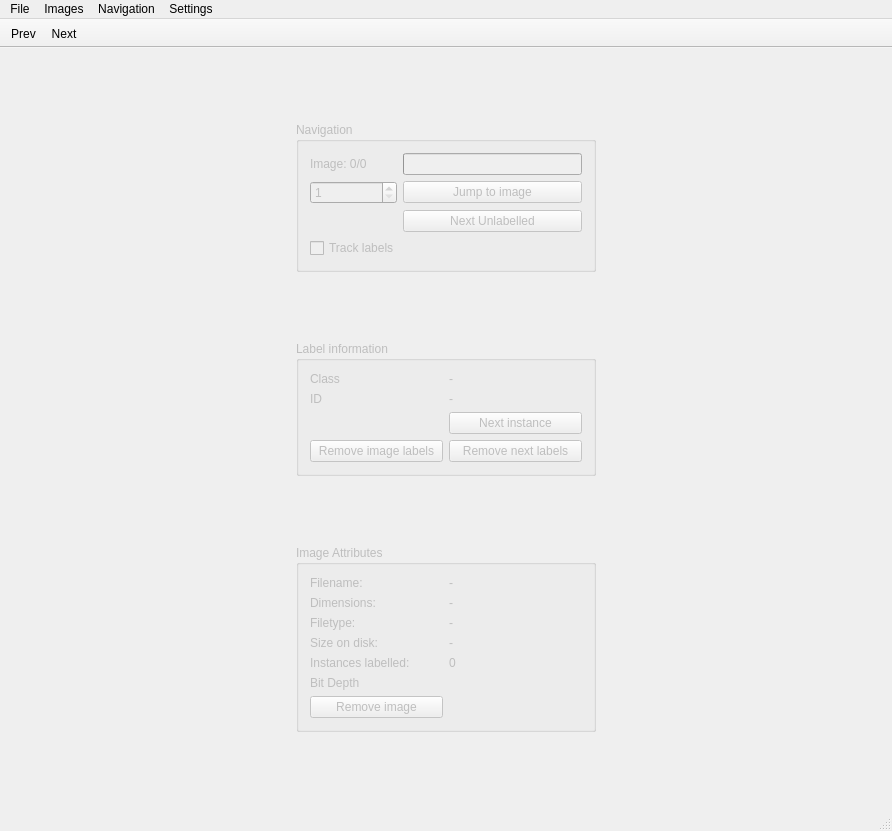
The window that src/mainwindow.ui (KamalM8/deeplabel) describes before a commit, drawn with Qt 5.
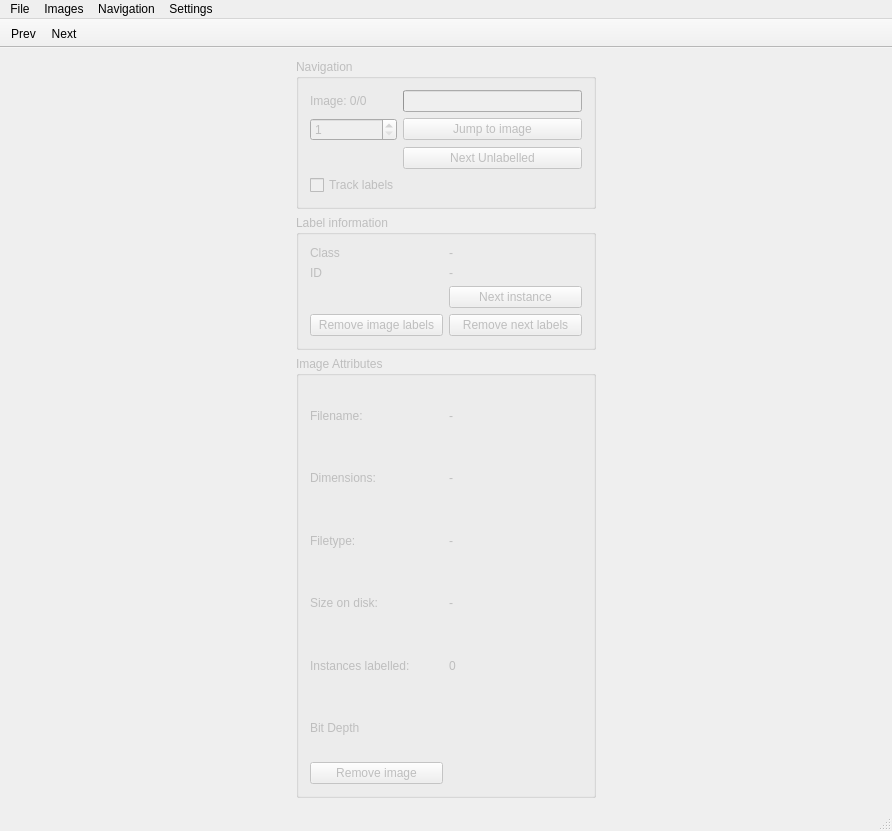
The same window after the commit.

Commit message: fix: Progress bar loading before images are selected

```diff
--- a/src/mainwindow.ui
+++ b/src/mainwindow.ui
@@ -211,7 +211,7 @@
          <bool>false</bool>
         </property>
         <property name="sizePolicy">
-         <sizepolicy hsizetype="Ignored" vsizetype="Fixed">
+         <sizepolicy hsizetype="Ignored" vsizetype="Ignored">
           <horstretch>0</horstretch>
           <verstretch>0</verstretch>
          </sizepolicy>
```
Left out of the diff: 2 changed lines with no effect on the pictures. The commit also changes 1 other file.
